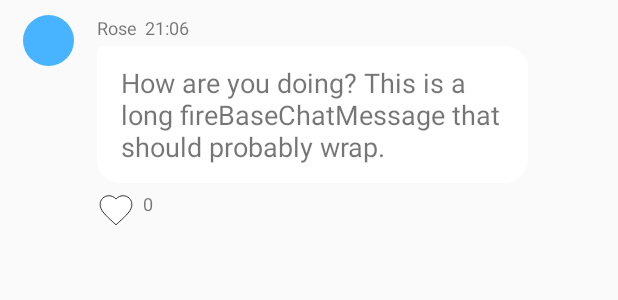
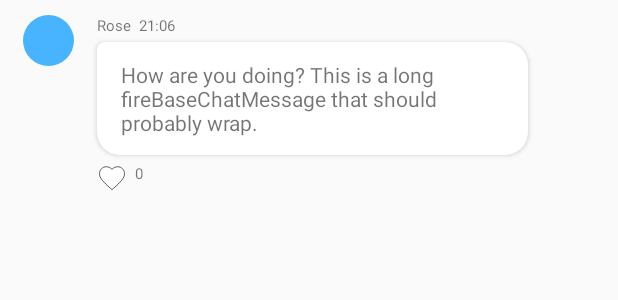
Before and after one commit to Anatolf/TVChat, an Android app: the layout item_their_message.xml on its own in the app's theme, with its tools: preview values and no code run, on a phone screen of 412 x 824 dp. Shown: the top 300 px of the screen. Run offline under Robolectric (Android 15) with nearby library versions, the light colour scheme and no system bars.

Commit message:
Change message text size

```diff
--- a/app/src/main/java/com/anatolf/tvchat/MainActivity.java
+++ b/app/src/main/java/com/anatolf/tvchat/MainActivity.java
@@ -113,7 +113,6 @@ public class MainActivity extends AppCompatActivity {
 
             @Override
             public void onCancelled(DatabaseError databaseError) {
-                Log.d("", "onCancelled: ");
             }
         });
     }
--- a/app/src/main/res/layout/item_their_message.xml
+++ b/app/src/main/res/layout/item_their_message.xml
@@ -34,7 +34,7 @@
             android:layout_width="wrap_content"
             android:layout_height="wrap_content"
             android:gravity="bottom"
-            android:textSize="12sp"
+            android:textSize="10sp"
             android:text="Rose" />
 
         <TextView
@@ -44,7 +44,7 @@
             android:layout_marginLeft="5dp"
             android:layout_toRightOf="@+id/channel_et"
             android:gravity="bottom"
-            android:textSize="12sp"
+            android:textSize="10sp"
             android:text="21:06" />
 
     </LinearLayout>
@@ -62,7 +62,7 @@
         android:paddingHorizontal="16dp"
         android:paddingVertical="12dp"
         android:text="How are you doing? This is a long fireBaseChatMessage that should probably wrap."
-        android:textSize="18sp" />
+        android:textSize="14sp" />
 
     <RelativeLayout
         android:id="@+id/heartLayout"
@@ -74,8 +74,8 @@
 
         <ImageView
             android:id="@+id/image_heart_red"
-            android:layout_width="25dp"
-            android:layout_height="25dp"
+            android:layout_width="20dp"
+            android:layout_height="20dp"
             android:layout_alignParentStart="true"
             android:layout_alignParentLeft="true"
             android:layout_alignParentTop="true"
@@ -85,8 +85,8 @@
 
         <ImageView
             android:id="@+id/image_heart_white"
-            android:layout_width="25dp"
-            android:layout_height="25dp"
+            android:layout_width="20dp"
+            android:layout_height="20dp"
             android:layout_alignParentStart="true"
             android:layout_alignParentLeft="true"
             android:layout_alignParentTop="true"
@@ -102,7 +102,7 @@
             android:layout_marginLeft="5dp"
             android:layout_marginTop="0dp"
             android:layout_toRightOf="@+id/image_heart_white"
-            android:textSize="12sp"
+            android:textSize="10sp"
             android:text="0" />
 
     </RelativeLayout>
--- a/app/src/main/res/layout/view_custom_toolbar.xml
+++ b/app/src/main/res/layout/view_custom_toolbar.xml
@@ -14,7 +14,8 @@
         android:id="@+id/image_tool_bar"
         android:layout_width="48dp"
         android:layout_height="48dp"
-        android:src="@mipmap/ic_launcher" />
+        android:layout_marginBottom="12dp"
+        android:src="@drawable/ic_tvchat_255" />
 
     <TextView
         android:id="@+id/head_text_tool_bar"
--- a/app/src/main/res/values/colors.xml
+++ b/app/src/main/res/values/colors.xml
@@ -1,9 +1,9 @@
 <?xml version="1.0" encoding="utf-8"?>
 <resources>
-    <color name="colorPrimary">#6363bf</color>
-    <color name="colorPrimaryDark">#5b5bab</color>
+    <color name="colorPrimary">#154659</color>
+    <color name="colorPrimaryDark">#023859</color>
     <color name="colorAccent">#A62317</color>
-    <color name="yellow">#F2D22E</color>
+    <color name="yellow">#F2D230</color>
 
     <color name="orange">#FEC130</color>
     <color name="red">#FA7955</color>
```
Also changed, not shown: app/src/main/res/layout/item_my_message.xml (+6 -6 lines).
